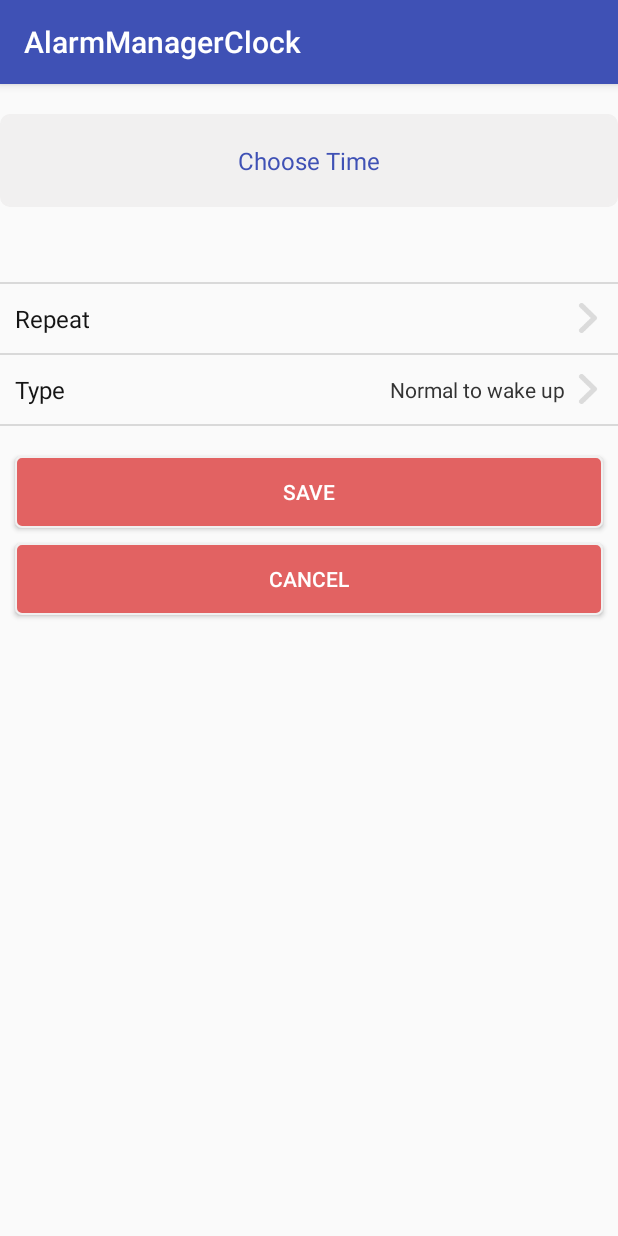
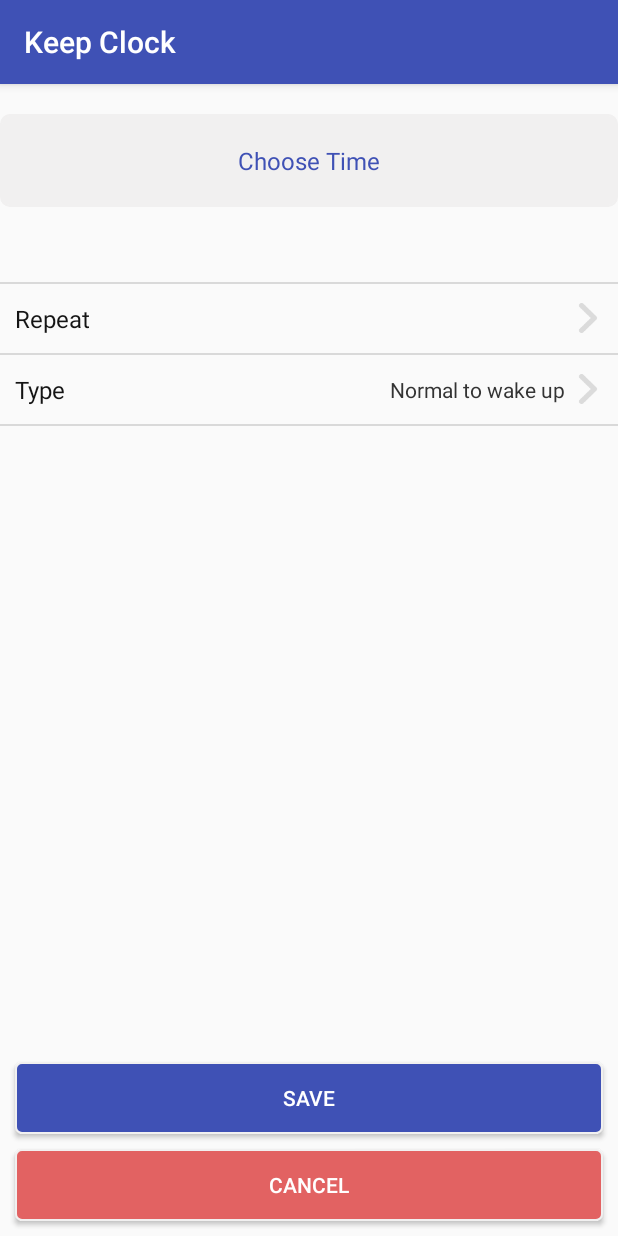
Before and after one commit to zeschi/Android-AlarmManagerClock-master, an Android app: the MainActivity screen opened directly, with no data from a screen before it, on a phone screen of 412 x 824 dp. Run offline under Robolectric (Android 15) with nearby library versions, the phone set to English and light mode, and no system bars; libraries missing offline, so code that uses them is left out: com.bigkoo.pickerview, com.zes.greendao.

Commit message:
将页面存在中文的地方改成英文（比如日历选择控件的中文）； 编辑页面的保存和取消按钮可以做成固定在页面底部吗，两个按钮颜色也要区分一下 产品名字改为 Keep Clock APP的 icon

```diff
--- a/app/src/main/java/com/loonggg/alarmmanager/clock/MainActivity.java
+++ b/app/src/main/java/com/loonggg/alarmmanager/clock/MainActivity.java
@@ -1,16 +1,19 @@
 package com.loonggg.alarmmanager.clock;
 
+import android.app.TimePickerDialog;
 import android.app.job.JobScheduler;
 import android.content.ComponentName;
 import android.content.ServiceConnection;
 import android.os.IBinder;
 import android.support.v7.app.AppCompatActivity;
 import android.os.Bundle;
+import android.text.TextUtils;
 import android.view.View;
 import android.widget.Button;
 import android.widget.LinearLayout;
 import android.widget.RelativeLayout;
 import android.widget.TextView;
+import android.widget.TimePicker;
 import android.widget.Toast;
 
 import com.MyApp;
@@ -29,10 +32,11 @@ import java.util.List;
 
 public class MainActivity extends AppCompatActivity implements View.OnClickListener {
     private TextView date_tv;
-    private TimePickerView pvTime;
+    //    private TimePickerView pvTime;
+    private TimePickerDialog timePickerDialog;
     private RelativeLayout repeat_rl, ring_rl;
     private TextView tv_repeat_value, tv_ring_value;
-    private LinearLayout allLayout;
+    private RelativeLayout allLayout;
     private Button set_btn, cancel_btn;
 
     private String time;
@@ -44,13 +48,14 @@ public class MainActivity extends AppCompatActivity implements View.OnClickListe
 
     private Alarm mAlarm;
 
+
     @Override
     protected void onCreate(Bundle savedInstanceState) {
         super.onCreate(savedInstanceState);
         setContentView(R.layout.activity_main);
         mAlarm = (Alarm) getIntent().getSerializableExtra("Alarm");
 
-        allLayout = (LinearLayout) findViewById(R.id.all_layout);
+        allLayout = (RelativeLayout) findViewById(R.id.all_layout);
         set_btn = (Button) findViewById(R.id.set_btn);
         set_btn.setOnClickListener(this);
         cancel_btn = (Button) findViewById(R.id.cancel_btn);
@@ -63,41 +68,25 @@ public class MainActivity extends AppCompatActivity implements View.OnClickListe
         ring_rl.setOnClickListener(this);
         tv_repeat_value = (TextView) findViewById(R.id.tv_repeat_value);
         tv_ring_value = (TextView) findViewById(R.id.tv_ring_value);
-        pvTime = new TimePickerView(this, TimePickerView.Type.HOURS_MINS);
-        pvTime.setTime(new Date());
-        pvTime.setCyclic(false);
-        pvTime.setCancelable(true);
-        //时间选择后回调
-        pvTime.setOnTimeSelectListener(new TimePickerView.OnTimeSelectListener() {
+//        pvTime = new TimePickerView(this, TimePickerView.Type.HOURS_MINS);
+//        pvTime.setTime(new Date());
+//        pvTime.setCyclic(false);
+//        pvTime.setCancelable(true);
+//        //时间选择后回调
+//        pvTime.setOnTimeSelectListener(new TimePickerView.OnTimeSelectListener() {
+//
+//            @Override
+//            public void onTimeSelect(Date date) {
+//                time = getTime(date);
+//                date_tv.setText(time);
+//            }
+//        });
 
-            @Override
-            public void onTimeSelect(Date date) {
-                time = getTime(date);
-                date_tv.setText(time);
-            }
-        });
 
-        date_tv.setOnClickListener(new View.OnClickListener() {
-            @Override
-            public void onClick(View view) {
-                pvTime.show();
-//          if (Build.VERSION.SDK_INT >= Build.VERSION_CODES.LOLLIPOP) {
-//            mJobScheduler = (JobScheduler) getSystemService(Context.JOB_SCHEDULER_SERVICE);
-//            JobInfo.Builder builder = new JobInfo.Builder(12345,
-//                    new ComponentName(getPackageName(), JobSchedulerService.class.getName()));
-//                builder.setPeriodic(3000); //每隔60秒运行一次
-//                builder.setRequiresCharging(true);
-//                builder.setPersisted(true);  //设置设备重启后，是否重新执行任务
-//                builder.setRequiresDeviceIdle(true);
-//              mJobScheduler.schedule(builder.build());          }
-//
-//
-            }
-        });
-//        myConn = new MyConn();
-//        Intent daemonIntent = new Intent(this, DaemonService.class);
-////        bindService(daemonIntent, myConn, BIND_AUTO_CREATE);
-//        startService(daemonIntent);
+//        timePickerDialog.setTitle("pick");
+//        timePickerDialog.show();
+        final int hour;
+        final int miniute;
         if (mAlarm != null) {
             time = mAlarm.getAlarmTime();
             date_tv.setText(mAlarm.getAlarmTime());
@@ -116,6 +105,55 @@ public class MainActivity extends AppCompatActivity implements View.OnClickListe
                     break;
             }
         }
+        Calendar c = Calendar.getInstance();
+        if (!TextUtils.isEmpty(time)) {
+            String[] times = time.split(":");
+            hour = Integer.parseInt(times[0]);
+            miniute = Integer.parseInt(times[1]);
+        } else {
+            hour = c.get(Calendar.HOUR_OF_DAY);
+            miniute = c.get(Calendar.MINUTE);
+        }
+        timePickerDialog = new TimePickerDialog(MainActivity.this, android.R.style.Theme_DeviceDefault_Light_Dialog, new TimePickerDialog.OnTimeSetListener() {
+            @Override
+            public void onTimeSet(TimePicker view, int hourOfDay, int minuteOfDay) {
+                if (hourOfDay < 10) {
+                    time = "0" + hourOfDay;
+                } else {
+                    time = hourOfDay + "";
+                }
+                if (minuteOfDay < 10) {
+                    time = time + ":0" + minuteOfDay;
+                } else {
+                    time = time + ":" + minuteOfDay;
+                }
+
+                date_tv.setText(time);
+            }
+        }, hour, miniute, true);
+        date_tv.setOnClickListener(new View.OnClickListener() {
+            @Override
+            public void onClick(View view) {
+
+                timePickerDialog.show();
+//          if (Build.VERSION.SDK_INT >= Build.VERSION_CODES.LOLLIPOP) {
+//            mJobScheduler = (JobScheduler) getSystemService(Context.JOB_SCHEDULER_SERVICE);
+//            JobInfo.Builder builder = new JobInfo.Builder(12345,
+//                    new ComponentName(getPackageName(), JobSchedulerService.class.getName()));
+//                builder.setPeriodic(3000); //每隔60秒运行一次
+//                builder.setRequiresCharging(true);
+//                builder.setPersisted(true);  //设置设备重启后，是否重新执行任务
+//                builder.setRequiresDeviceIdle(true);
+//              mJobScheduler.schedule(builder.build());          }
+//
+//
+            }
+        });
+//        myConn = new MyConn();
+//        Intent daemonIntent = new Intent(this, DaemonService.class);
+////        bindService(daemonIntent, myConn, BIND_AUTO_CREATE);
+//        startService(daemonIntent);
+
     }
 
     public static String getTime(Date date) {
--- /dev/null
+++ b/app/src/main/res/drawable/bg_confirm_btn.xml
@@ -0,0 +1,15 @@
+<shape xmlns:android="http://schemas.android.com/apk/res/android"
+    android:shape="rectangle">
+    <!-- rectangle表示为矩形 -->
+
+    <!-- 填充的颜色 -->
+    <solid android:color="@color/colorPrimary" />
+
+    <!-- 边框的颜色和粗细 -->
+    <stroke
+        android:width="1dp"
+        android:color="@color/gray" />
+
+    <!-- android:radius 圆角的半径 -->
+    <corners android:radius="4dp" />
+</shape>
--- a/app/src/main/res/layout/activity_main.xml
+++ b/app/src/main/res/layout/activity_main.xml
@@ -1,11 +1,16 @@
 <?xml version="1.0" encoding="utf-8"?>
-<LinearLayout xmlns:android="http://schemas.android.com/apk/res/android"
+<RelativeLayout xmlns:android="http://schemas.android.com/apk/res/android"
     xmlns:tools="http://schemas.android.com/tools"
     android:id="@+id/all_layout"
     android:layout_width="match_parent"
     android:layout_height="match_parent"
     android:orientation="vertical"
     tools:context="com.loonggg.alarmmanager.clock.MainActivity">
+
+    <LinearLayout
+        android:layout_width="match_parent"
+        android:layout_height="wrap_content"
+        android:orientation="vertical">
 
         <TextView
             android:id="@+id/date_tv"
@@ -99,28 +104,32 @@
             android:layout_height="1dp"
             android:background="@color/line_and_outline_grey" />
 
+    </LinearLayout>
 
-    <Button
-        android:id="@+id/set_btn"
-        android:layout_width="match_parent"
-        android:layout_height="wrap_content"
-        android:layout_gravity="center_horizontal"
-        android:layout_marginLeft="10dp"
-        android:layout_marginRight="10dp"
-        android:layout_marginTop="20dp"
-        android:background="@drawable/bg_dialog_btn"
-        android:text="Save"
-        android:textColor="@color/white" />
 
     <Button
         android:id="@+id/cancel_btn"
         android:layout_width="match_parent"
         android:layout_height="wrap_content"
+        android:layout_alignParentBottom="true"
         android:layout_gravity="center_horizontal"
+        android:layout_marginBottom="10dp"
         android:layout_marginLeft="10dp"
         android:layout_marginRight="10dp"
         android:layout_marginTop="10dp"
         android:background="@drawable/bg_dialog_btn"
         android:text="Cancel"
         android:textColor="@color/white" />
-</LinearLayout>
+
+    <Button
+        android:id="@+id/set_btn"
+        android:layout_width="match_parent"
+        android:layout_height="wrap_content"
+        android:layout_above="@id/cancel_btn"
+        android:layout_marginLeft="10dp"
+        android:layout_marginRight="10dp"
+        android:layout_marginTop="20dp"
+        android:background="@drawable/bg_confirm_btn"
+        android:text="Save"
+        android:textColor="@color/white" />
+</RelativeLayout>
--- a/app/src/main/res/values/strings.xml
+++ b/app/src/main/res/values/strings.xml
@@ -1,5 +1,5 @@
 <resources>
-    <string name="app_name">AlarmManagerClock</string>
+    <string name="app_name">Keep Clock</string>
     <string name="mon">Monday</string>
     <string name="tue">Tuesday</string>
     <string name="wed">Wednesday</string>
--- a/build.gradle
+++ b/build.gradle
@@ -9,7 +9,7 @@ buildscript {
         }
     }
     dependencies {
-        classpath 'com.android.tools.build:gradle:2.1.3'
+        classpath 'com.android.tools.build:gradle:2.1.0'
         classpath 'org.greenrobot:greendao-gradle-plugin:3.0.0'
         // NOTE: Do not place your application dependencies here; they belong
         // in the individual module build.gradle files
```
Also changed, not shown: app/src/main/res/mipmap-hdpi/ic_logo.png (added), app/src/main/res/mipmap-xxhdpi/ic_logo.png (deleted), gradle/wrapper/gradle-wrapper.properties, 4 other files. Lines whose indentation alone changed are shown as unchanged.
